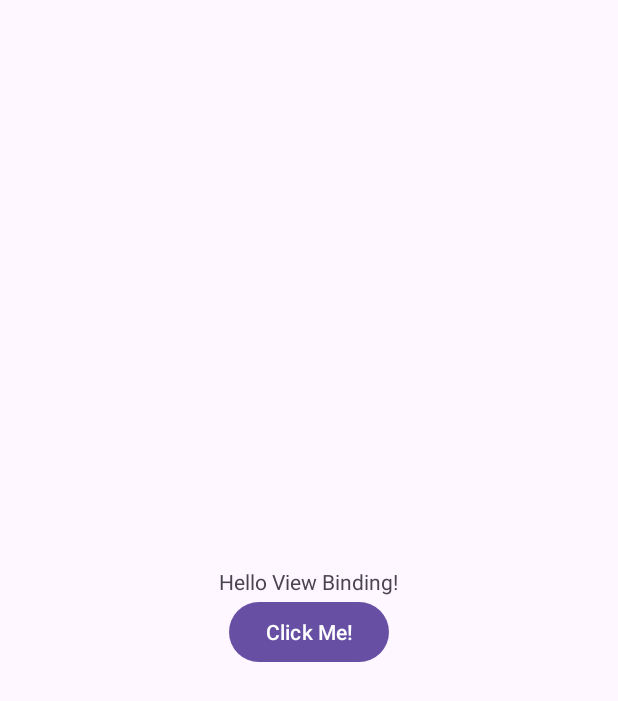
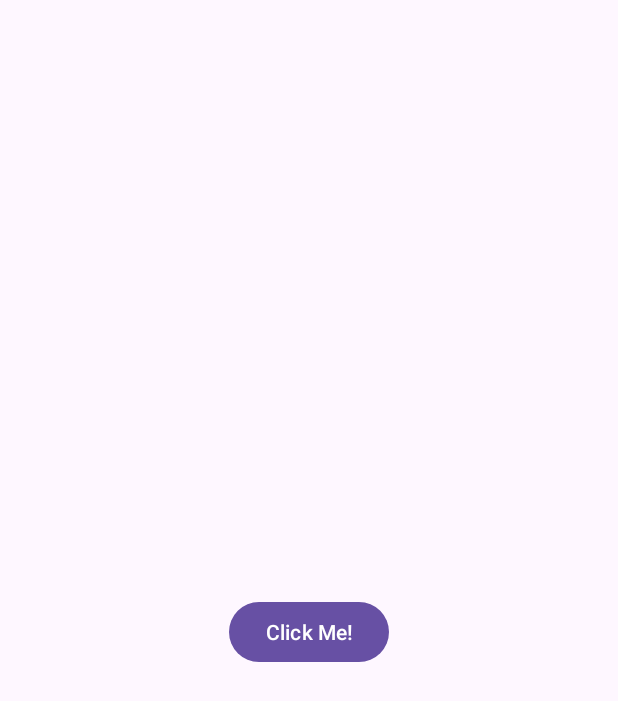
Before and after one commit to ebruaeo/BindingImpl, an Android app: the layout activity_main.xml on its own in the app's theme, with its tools: preview values and no code run, on a phone screen of 412 x 824 dp. Shown: the top 701 px of the screen. Run offline under Robolectric (Android 15) with nearby library versions, the phone set to English and light mode, and no system bars.

Commit message:
Data Binding logic

```diff
--- a/app/build.gradle.kts
+++ b/app/build.gradle.kts
@@ -1,6 +1,7 @@
 plugins {
     alias(libs.plugins.androidApplication)
     alias(libs.plugins.jetbrainsKotlinAndroid)
+    id("kotlin-kapt")
 }
 
 android {
@@ -8,7 +9,7 @@ android {
     compileSdk = 34
 
     buildFeatures {
-        viewBinding = true
+        dataBinding = true
     }
 
     defaultConfig {
--- a/app/src/main/res/layout/activity_main.xml
+++ b/app/src/main/res/layout/activity_main.xml
@@ -1,31 +1,41 @@
 <?xml version="1.0" encoding="utf-8"?>
+<layout xmlns:android="http://schemas.android.com/apk/res/android"
+    xmlns:app="http://schemas.android.com/apk/res-auto"
+    xmlns:tools="http://schemas.android.com/tools">
+
+    <data>
+        <variable
+            name="message"
+            type="String" />
+    </data>
+
     <LinearLayout
-    xmlns:android="http://schemas.android.com/apk/res/android"
-    xmlns:app="http://schemas.android.com/apk/res-auto"
-    xmlns:tools="http://schemas.android.com/tools"
+
         android:id="@+id/main"
         android:layout_width="match_parent"
         android:layout_height="match_parent"
+        android:gravity="center"
         android:orientation="vertical"
-    android:gravity="center"
         tools:context=".MainActivity">
 
         <TextView
             android:id="@+id/textView"
             android:layout_width="wrap_content"
             android:layout_height="wrap_content"
-        android:text="Hello View Binding!"
+            android:text="@{message}"
             app:layout_constraintBottom_toBottomOf="parent"
             app:layout_constraintEnd_toEndOf="parent"
             app:layout_constraintStart_toStartOf="parent"
             app:layout_constraintTop_toTopOf="parent" />
 
         <Button
+            android:id="@+id/button"
             android:layout_width="wrap_content"
             android:layout_height="wrap_content"
-        android:id="@+id/button"
             android:text="Click Me!">
 
         </Button>
 
     </LinearLayout>
+
+    </layout>
```
Also changed, not shown: app/src/main/java/com/example/learnbinding/MainActivity.kt (+13 -8 lines). Lines whose indentation alone changed are shown as unchanged.
